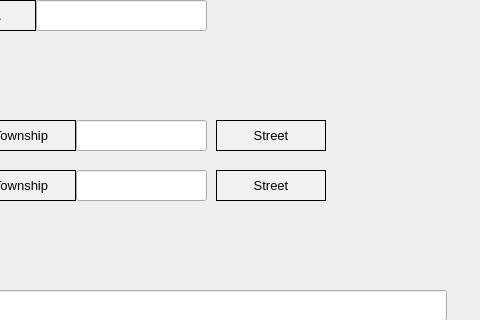
Above: app/src/pages/search/customer.ui from DY-Microfinance-Customer-Management/dymf-algorithm before the change; both pictures show x 924 to 1404 and y 220 to 540 of the 1404 by 761 pixel window. Below: the same form after it.
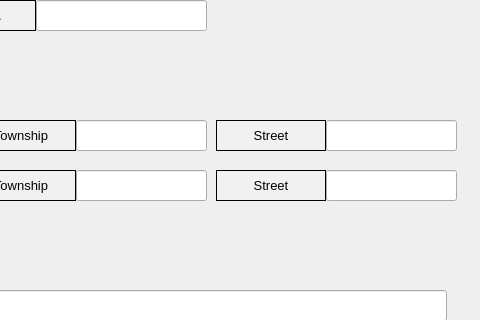
That is the form after the change.

The edit to the form file:
```diff
--- a/app/src/pages/search/customer.ui
+++ b/app/src/pages/search/customer.ui
@@ -1893,6 +1893,26 @@
      <set>Qt::AlignCenter</set>
     </property>
    </widget>
+   <widget class="QLineEdit" name="officeStreet">
+    <property name="geometry">
+     <rect>
+      <x>1250</x>
+      <y>390</y>
+      <width>131</width>
+      <height>31</height>
+     </rect>
+    </property>
+   </widget>
+   <widget class="QLineEdit" name="homeStreet">
+    <property name="geometry">
+     <rect>
+      <x>1250</x>
+      <y>340</y>
+      <width>131</width>
+      <height>31</height>
+     </rect>
+    </property>
+   </widget>
   </widget>
  </widget>
  <resources/>
```
